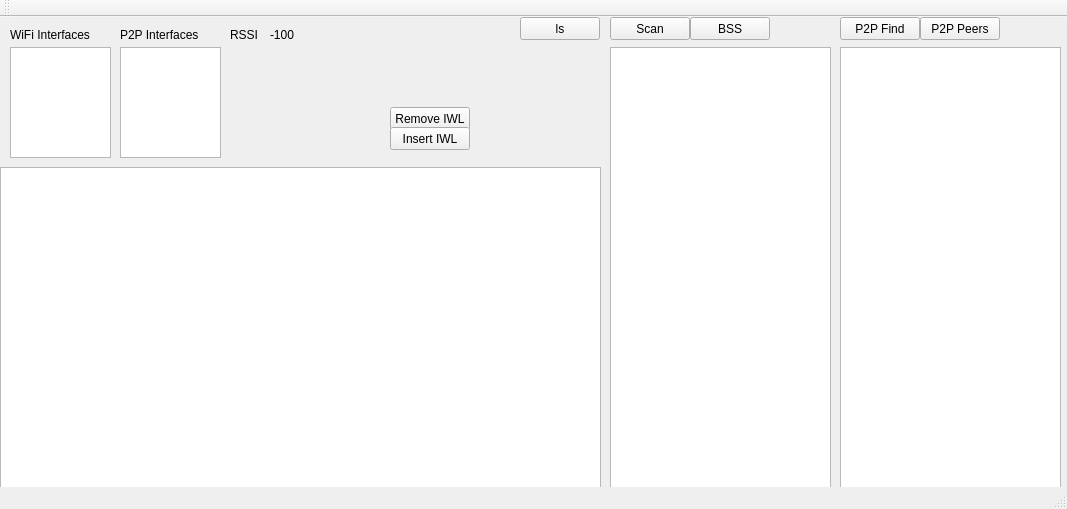
Qt form mainwindow.ui (AndreyShamis/wipp) before a commit.
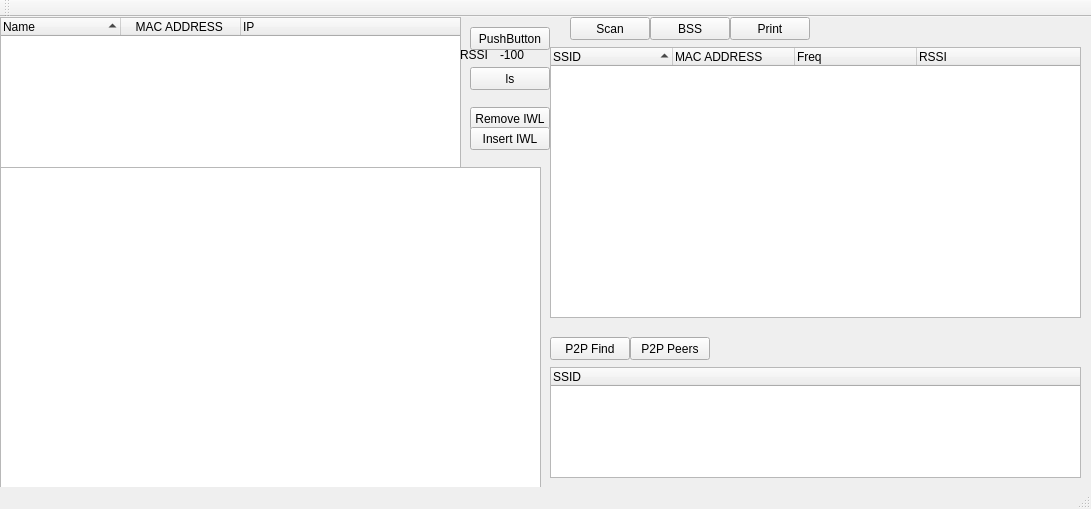
The same form after that commit.

```diff
--- a/mainwindow.ui
+++ b/mainwindow.ui
@@ -6,7 +6,7 @@
    <rect>
     <x>0</x>
     <y>0</y>
-    <width>1067</width>
+    <width>1091</width>
     <height>509</height>
    </rect>
   </property>
@@ -19,25 +19,15 @@
      <rect>
       <x>0</x>
       <y>150</y>
-      <width>601</width>
+      <width>541</width>
       <height>321</height>
      </rect>
     </property>
    </widget>
-   <widget class="QListView" name="lstAP">
-    <property name="geometry">
-     <rect>
-      <x>610</x>
-      <y>30</y>
-      <width>221</width>
-      <height>441</height>
-     </rect>
-    </property>
-   </widget>
    <widget class="QPushButton" name="btnGetBSS">
     <property name="geometry">
      <rect>
-      <x>690</x>
+      <x>650</x>
       <y>0</y>
       <width>80</width>
       <height>23</height>
@@ -50,7 +40,7 @@
    <widget class="QPushButton" name="btnScanBSS">
     <property name="geometry">
      <rect>
-      <x>610</x>
+      <x>570</x>
       <y>0</y>
       <width>80</width>
       <height>23</height>
@@ -60,21 +50,11 @@
      <string>Scan</string>
     </property>
    </widget>
-   <widget class="QListView" name="lstP2PPeers">
-    <property name="geometry">
-     <rect>
-      <x>840</x>
-      <y>30</y>
-      <width>221</width>
-      <height>441</height>
-     </rect>
-    </property>
-   </widget>
    <widget class="QPushButton" name="btnP2pFind">
     <property name="geometry">
      <rect>
-      <x>840</x>
-      <y>0</y>
+      <x>550</x>
+      <y>320</y>
       <width>80</width>
       <height>23</height>
      </rect>
@@ -86,8 +66,8 @@
    <widget class="QPushButton" name="btnP2pPeers">
     <property name="geometry">
      <rect>
-      <x>920</x>
-      <y>0</y>
+      <x>630</x>
+      <y>320</y>
       <width>80</width>
       <height>23</height>
      </rect>
@@ -96,57 +76,11 @@
      <string>P2P Peers</string>
     </property>
    </widget>
-   <widget class="QLabel" name="label">
-    <property name="geometry">
-     <rect>
-      <x>10</x>
-      <y>10</y>
-      <width>101</width>
-      <height>16</height>
-     </rect>
-    </property>
-    <property name="text">
-     <string>WiFi Interfaces</string>
-    </property>
-   </widget>
-   <widget class="QLabel" name="label_2">
-    <property name="geometry">
-     <rect>
-      <x>120</x>
-      <y>10</y>
-      <width>101</width>
-      <height>16</height>
-     </rect>
-    </property>
-    <property name="text">
-     <string>P2P Interfaces</string>
-    </property>
-   </widget>
-   <widget class="QListWidget" name="lstWiFiInterfaces">
-    <property name="geometry">
-     <rect>
-      <x>10</x>
-      <y>30</y>
-      <width>101</width>
-      <height>111</height>
-     </rect>
-    </property>
-   </widget>
-   <widget class="QListWidget" name="lstP2PInterfaces">
-    <property name="geometry">
-     <rect>
-      <x>120</x>
-      <y>30</y>
-      <width>101</width>
-      <height>111</height>
-     </rect>
-    </property>
-   </widget>
    <widget class="QLabel" name="lblRSSI">
     <property name="geometry">
      <rect>
-      <x>230</x>
-      <y>10</y>
+      <x>460</x>
+      <y>30</y>
       <width>31</width>
       <height>16</height>
      </rect>
@@ -158,8 +92,8 @@
    <widget class="QLabel" name="lblRSSIValue">
     <property name="geometry">
      <rect>
-      <x>270</x>
-      <y>10</y>
+      <x>500</x>
+      <y>30</y>
       <width>41</width>
       <height>16</height>
      </rect>
@@ -171,8 +105,8 @@
    <widget class="QPushButton" name="btnScanBSS_2">
     <property name="geometry">
      <rect>
-      <x>520</x>
-      <y>0</y>
+      <x>470</x>
+      <y>50</y>
       <width>80</width>
       <height>23</height>
      </rect>
@@ -184,7 +118,7 @@
    <widget class="QPushButton" name="btnModprobeR">
     <property name="geometry">
      <rect>
-      <x>390</x>
+      <x>470</x>
       <y>90</y>
       <width>80</width>
       <height>23</height>
@@ -197,7 +131,7 @@
    <widget class="QPushButton" name="btnModprobe">
     <property name="geometry">
      <rect>
-      <x>390</x>
+      <x>470</x>
       <y>110</y>
       <width>80</width>
       <height>23</height>
@@ -207,6 +141,120 @@
      <string>Insert IWL</string>
     </property>
    </widget>
+   <widget class="QTreeWidget" name="treeBSSSTA">
+    <property name="geometry">
+     <rect>
+      <x>550</x>
+      <y>30</y>
+      <width>531</width>
+      <height>271</height>
+     </rect>
+    </property>
+    <property name="sortingEnabled">
+     <bool>true</bool>
+    </property>
+    <attribute name="headerDefaultSectionSize">
+     <number>122</number>
+    </attribute>
+    <column>
+     <property name="text">
+      <string>SSID</string>
+     </property>
+    </column>
+    <column>
+     <property name="text">
+      <string>MAC ADDRESS </string>
+     </property>
+    </column>
+    <column>
+     <property name="text">
+      <string>Freq</string>
+     </property>
+    </column>
+    <column>
+     <property name="text">
+      <string>RSSI</string>
+     </property>
+    </column>
+   </widget>
+   <widget class="QTreeWidget" name="treeP2PSta">
+    <property name="geometry">
+     <rect>
+      <x>550</x>
+      <y>350</y>
+      <width>531</width>
+      <height>111</height>
+     </rect>
+    </property>
+    <column>
+     <property name="text">
+      <string>SSID</string>
+     </property>
+    </column>
+   </widget>
+   <widget class="QPushButton" name="btnPrintBss">
+    <property name="geometry">
+     <rect>
+      <x>730</x>
+      <y>0</y>
+      <width>80</width>
+      <height>23</height>
+     </rect>
+    </property>
+    <property name="text">
+     <string>Print</string>
+    </property>
+   </widget>
+   <widget class="QPushButton" name="pushButton">
+    <property name="geometry">
+     <rect>
+      <x>470</x>
+      <y>10</y>
+      <width>80</width>
+      <height>23</height>
+     </rect>
+    </property>
+    <property name="text">
+     <string>PushButton</string>
+    </property>
+   </widget>
+   <widget class="QTreeWidget" name="treeLblAllInterfaces">
+    <property name="geometry">
+     <rect>
+      <x>0</x>
+      <y>0</y>
+      <width>461</width>
+      <height>151</height>
+     </rect>
+    </property>
+    <property name="sortingEnabled">
+     <bool>true</bool>
+    </property>
+    <attribute name="headerDefaultSectionSize">
+     <number>120</number>
+    </attribute>
+    <attribute name="headerHighlightSections">
+     <bool>false</bool>
+    </attribute>
+    <column>
+     <property name="text">
+      <string>Name</string>
+     </property>
+    </column>
+    <column>
+     <property name="text">
+      <string>MAC ADDRESS </string>
+     </property>
+     <property name="textAlignment">
+      <set>AlignHCenter|AlignVCenter|AlignCenter</set>
+     </property>
+    </column>
+    <column>
+     <property name="text">
+      <string>IP</string>
+     </property>
+    </column>
+   </widget>
   </widget>
   <widget class="QMenuBar" name="menuBar">
    <property name="geometry">
```
Left out of the diff: 2 changed lines with no effect on the pictures.
